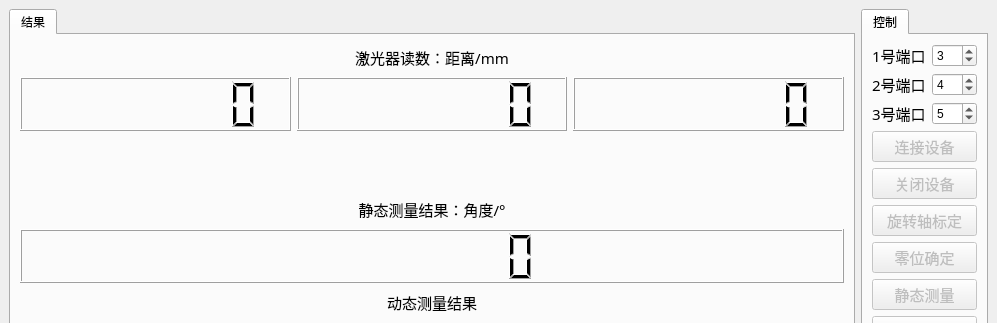
Qt form ui.ui (gao5254/angleMeasurement) before a commit; both pictures show x 0 to 997 and y 0 to 323 of the 997 by 686 pixel window.
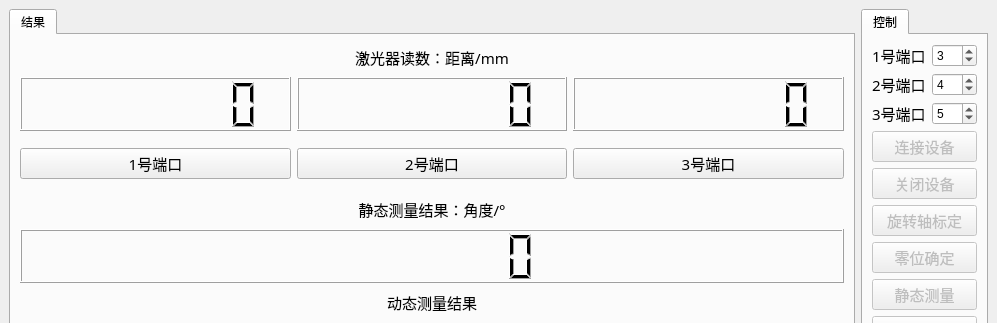
The same form after that commit. Custom widgets are drawn as their Qt base class.

The edit to the form file:
```diff
--- a/ui.ui
+++ b/ui.ui
@@ -118,7 +118,70 @@
          </widget>
         </item>
         <item row="2" column="0">
-         <widget class="ShowColor" name="ShowColor" native="true"/>
+         <widget class="ShowColor" name="ShowColor" native="true">
+          <layout class="QHBoxLayout" name="horizontalLayout_5">
+           <property name="leftMargin">
+            <number>0</number>
+           </property>
+           <property name="topMargin">
+            <number>0</number>
+           </property>
+           <property name="rightMargin">
+            <number>0</number>
+           </property>
+           <property name="bottomMargin">
+            <number>0</number>
+           </property>
+           <item>
+            <widget class="QPushButton" name="btn_laser_1">
+             <property name="font">
+              <font>
+               <family>宋体</family>
+               <pointsize>11</pointsize>
+              </font>
+             </property>
+             <property name="text">
+              <string>1号端口</string>
+             </property>
+             <property name="checkable">
+              <bool>true</bool>
+             </property>
+            </widget>
+           </item>
+           <item>
+            <widget class="QPushButton" name="btn_laser_2">
+             <property name="font">
+              <font>
+               <family>宋体</family>
+               <pointsize>11</pointsize>
+              </font>
+             </property>
+             <property name="text">
+              <string>2号端口</string>
+             </property>
+             <property name="checkable">
+              <bool>true</bool>
+             </property>
+            </widget>
+           </item>
+           <item>
+            <widget class="QPushButton" name="btn_laser_3">
+             <property name="font">
+              <font>
+               <family>宋体</family>
+               <pointsize>11</pointsize>
+              </font>
+             </property>
+             <property name="text">
+              <string>3号端口</string>
+             </property>
+             <property name="checkable">
+              <bool>true</bool>
+             </property>
+            </widget>
+           </item>
+          </layout>
+         </widget>
         </item>
        </layout>
       </widget>
```
